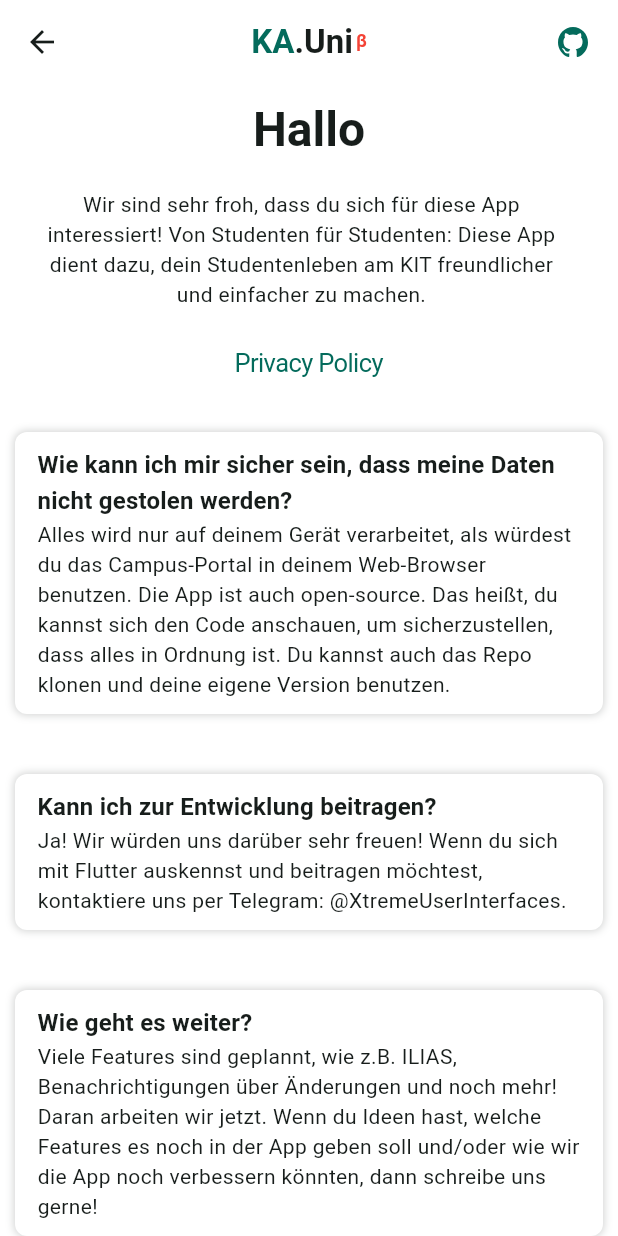
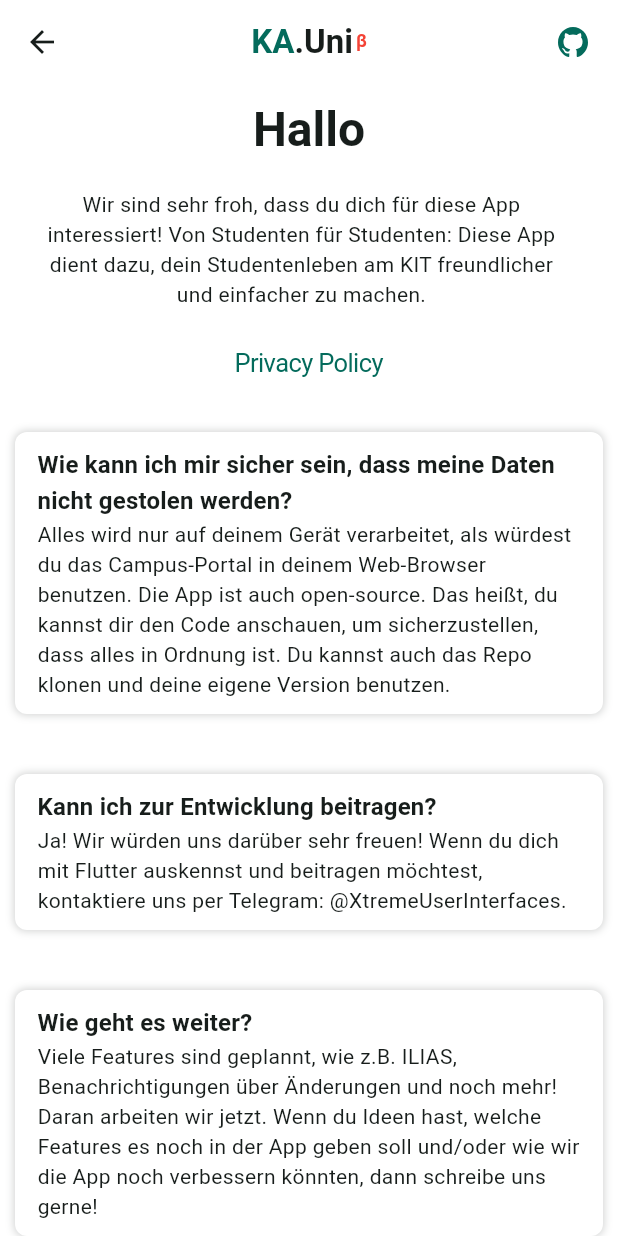
Before and after one commit to DEMIDOB/ka_uni, a Flutter app: the InfoView screen opened directly, on a phone screen of 412 x 824 dp. Run offline on Flutter 3.47's test engine with Material 3 defaults, Android fonts, the phone set to English and light mode, and no system bars; our stand-ins replace carousel_slider, flutter_map, flutter_secure_storage, flutter_svg, flutter_widget_from_html, latlong2 and 2 more; missing offline and left inert: async_locks, flutter_web_browser, http_session; accounts and stored records are empty.

Commit message:
Typos fixed

```diff
--- a/lib/info/views/info_view.dart
+++ b/lib/info/views/info_view.dart
@@ -83,7 +83,7 @@ class _InfoViewState extends State<InfoView> {
                         padding: const EdgeInsets.symmetric(
                             horizontal: 15, vertical: 10),
                         child: Text(
-                          "Wir sind sehr froh, dass du sich für diese "
+                          "Wir sind sehr froh, dass du dich für diese "
                           "App interessiert! Von Studenten für Studenten: Diese App dient dazu, dein Studentenleben "
                           "am KIT freundlicher und einfacher zu machen. ",
                           maxLines: 10,
@@ -107,7 +107,7 @@ class _InfoViewState extends State<InfoView> {
                     body:
                         "Alles wird nur auf deinem Gerät verarbeitet, als würdest"
                         " du das Campus-Portal in deinem Web-Browser benutzen. "
-                        "Die App ist auch open-source. Das heißt, du kannst sich den Code anschauen, "
+                        "Die App ist auch open-source. Das heißt, du kannst dir den Code anschauen, "
                         "um sicherzustellen, dass alles in Ordnung ist. "
                         "Du kannst auch das Repo klonen und deine eigene Version benutzen."),
 
@@ -130,7 +130,7 @@ class _InfoViewState extends State<InfoView> {
                 const InfoViewFaqSection(
                     title: "Kann ich zur Entwicklung beitragen?",
                     body:
-                        "Ja! Wir würden uns darüber sehr freuen! Wenn du sich mit Flutter auskennst und beitragen möchtest, kontaktiere uns per Telegram: @XtremeUserInterfaces."),
+                        "Ja! Wir würden uns darüber sehr freuen! Wenn du dich mit Flutter auskennst und beitragen möchtest, kontaktiere uns per Telegram: @XtremeUserInterfaces."),
 
                 const InfoViewFaqSection(
                     title: "Wie geht es weiter?",
```
